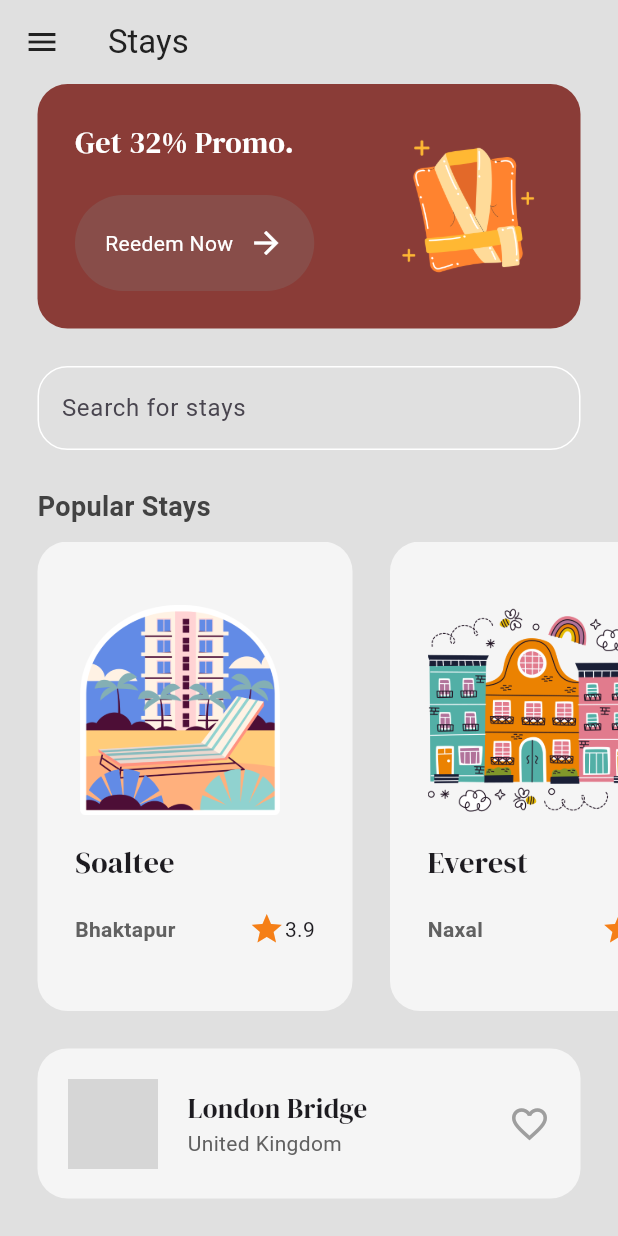
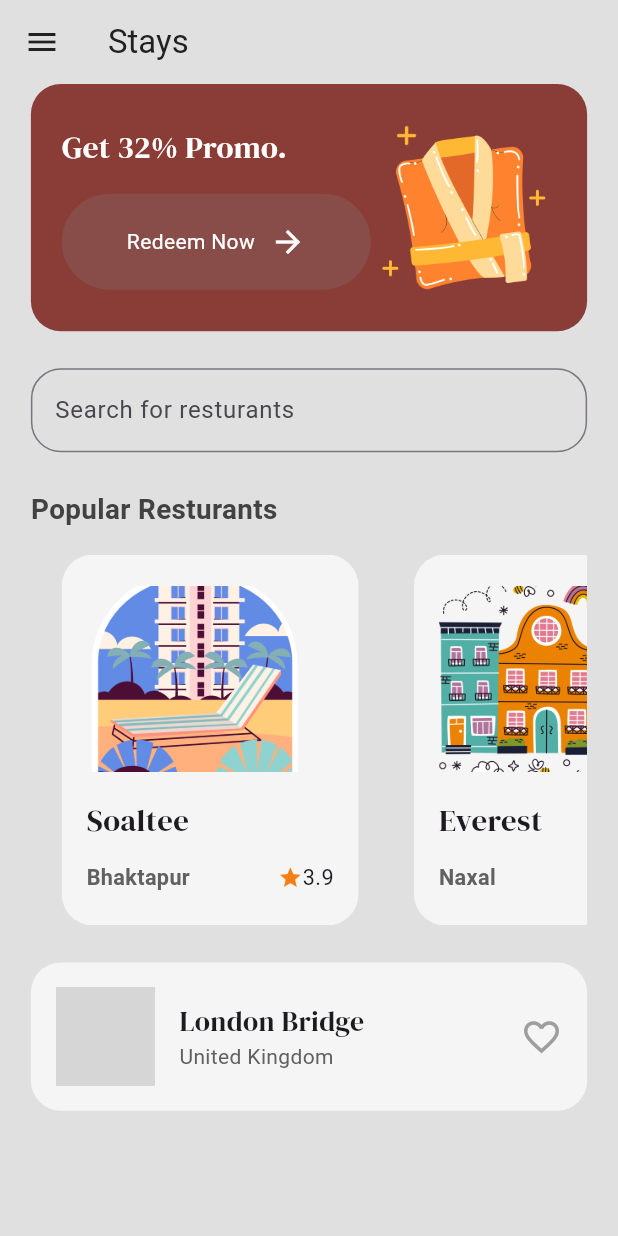
Before and after one commit to Mohit-Adhikari/Hotel-Management-, a Flutter app: the screen it shows after launch, after a tap on "Get Started", on a phone screen of 412 x 824 dp. Run offline on Flutter 3.47's test engine with Material 3 defaults, Android fonts, the phone set to English and light mode, and no system bars; our stand-ins replace google_fonts; grey boxes are pictures that could not be loaded.

Commit message:
made responsive

```diff
--- a/lib/components/hotel_tile.dart
+++ b/lib/components/hotel_tile.dart
@@ -5,52 +5,83 @@ import '../models/hotels.dart';
 class HotelTile extends StatelessWidget {
   final Hotels hotels;
   final void Function()? onTap;
-  const HotelTile({super.key,
-  required this.hotels,
-  required this.onTap
-  });
+
+  const HotelTile({super.key, required this.hotels, required this.onTap});
 
   @override
   Widget build(BuildContext context) {
+    final screenWidth = MediaQuery.of(context).size.width;
+    final screenHeight = MediaQuery.of(context).size.height;
+
     return GestureDetector(
       onTap: onTap,
       child: Container(
         decoration: BoxDecoration(
-              color: Colors.grey[100], borderRadius: BorderRadius.circular(20)),
-          margin: EdgeInsets.only(left: 25),
-          padding: const EdgeInsets.all(25),
+          color: Colors.grey[100],
+          borderRadius: BorderRadius.circular(screenWidth * 0.05),
+        ),
+        margin: EdgeInsets.only(left: screenWidth * 0.05),
+        padding: EdgeInsets.all(screenWidth * 0.04),
         child: Column(
           crossAxisAlignment: CrossAxisAlignment.start,
           mainAxisAlignment: MainAxisAlignment.spaceEvenly,
           children: [
+            // Hotel Image
             Image.asset(
               hotels.imagePath,
-                  height: 140,
+              height: screenHeight * 0.15, // Dynamically set height
+              width: screenWidth * 0.35,
+              fit: BoxFit.cover,
             ),
-                Text(hotels.name,
+            SizedBox(height: screenHeight * 0.01),
+            // Hotel Name
+            Text(
+              hotels.name,
               style: GoogleFonts.dmSerifDisplay(
-                      fontSize: 20,
-                    )),
+                fontSize: screenWidth * 0.05,
+              ),
+            ),
+            SizedBox(height: screenHeight * 0.005),
+            // Location and Rating
             SizedBox(
-                    width: 160,
+              width: screenWidth * 0.4,
               child: Row(
                 mainAxisAlignment: MainAxisAlignment.spaceBetween,
                 children: [
-                        Text(
-                          '' + hotels.location,
+                  // Location
+                  Flexible(
+                    child: Text(
+                      hotels.location,
                       style: TextStyle(
                         fontWeight: FontWeight.bold,
-                              color: Colors.grey[700]),
+                        color: Colors.grey[700],
+                        fontSize: screenWidth * 0.035,
                       ),
+                      overflow: TextOverflow.ellipsis,
+                    ),
+                  ),
+                  // Rating
                   Row(
                     children: [
-                            Icon(Icons.star, color: Colors.yellow[900]),
-                            Text(hotels.rating),
+                      Icon(
+                        Icons.star,
+                        color: Colors.yellow[900],
+                        size: screenWidth * 0.04,
+                      ),
+                      Text(
+                        hotels.rating,
+                        style: TextStyle(
+                          fontSize: screenWidth * 0.035,
+                        ),
+                      ),
                     ],
-                        )
+                  ),
                 ],
-                    ))
-              ])),
+              ),
+            ),
+          ],
+        ),
+      ),
     );
   }
 }
--- a/lib/pages/intro_pages.dart
+++ b/lib/pages/intro_pages.dart
@@ -7,48 +7,68 @@ class IntroPages extends StatelessWidget {
 
   @override
   Widget build(BuildContext context) {
+    // Fetch screen dimensions for responsive scaling
+    final screenWidth = MediaQuery.of(context).size.width;
+    final screenHeight = MediaQuery.of(context).size.height;
+
     return Scaffold(
-        backgroundColor: Color.fromARGB(255, 138, 60, 55),
+      backgroundColor: const Color.fromARGB(255, 138, 60, 55),
       body: SingleChildScrollView(
         child: Padding(
-            padding: const EdgeInsets.all(25.0),
+          padding: const EdgeInsets.symmetric(horizontal: 16.0, vertical: 24.0),
           child: Column(
             crossAxisAlignment: CrossAxisAlignment.start,
-                mainAxisAlignment: MainAxisAlignment.spaceEvenly,
             children: [
-                  const SizedBox(height: 25),
-                  Text("HOTEL MAN",
+              SizedBox(height: screenHeight * 0.03),
+              Text(
+                "Dine Now",
                 style: GoogleFonts.dmSerifDisplay(
-                        fontSize: 28,
+                  fontSize: screenWidth *
+                      0.08, // Adjust font size based on screen width
                   color: Colors.white,
-                      )),
-                  const SizedBox(height: 25),
-                  Padding(
-                    padding: const EdgeInsets.all(25.0),
-                    child: Image.asset('lib/images/resort.png'),
                 ),
-                  const SizedBox(height: 25),
-                  Text("THE BEST HOTEL EXPERIENCE",
+              ),
+              SizedBox(height: screenHeight * 0.03),
+              Center(
+                child: Padding(
+                  padding: const EdgeInsets.symmetric(vertical: 16.0),
+                  child: Image.asset(
+                    'lib/images/food.png',
+                    width: screenWidth * 0.7, // Adjust image width
+                    height: screenHeight * 0.3, // Adjust image height
+                  ),
+                ),
+              ),
+              SizedBox(height: screenHeight * 0.03),
+              Text(
+                "THE BEST DINNING EXPERIENCE",
                 style: GoogleFonts.dmSerifDisplay(
-                        fontSize: 44,
+                  fontSize: screenWidth * 0.1, // Adjust font size
                   color: Colors.white,
-                      )),
-                  const SizedBox(height: 25),
+                ),
+              ),
+              SizedBox(height: screenHeight * 0.02),
               Text(
-                      "Book your stay with us and experience the luxury, whether it's a business trip or a vacation, we have the best deals for you.",
+                "Reserve your table with us and indulge in a dining experience like no other. Whether it's a casual meal or a special occasion, we have the perfect setting and the best culinary delights waiting for you.",
                 style: TextStyle(
-                        height: 2,
+                  fontSize: screenWidth * 0.04, // Adjust font size
+                  height: 1.5,
                   color: Colors.grey[200],
-                      )),
-                  const SizedBox(height: 25),
-                  MyButton(
+                ),
+              ),
+              SizedBox(height: screenHeight * 0.04),
+              Center(
+                child: MyButton(
                   text: 'Get Started',
                   onTap: () {
                     Navigator.pushNamed(context, '/menupage');
                   },
                 ),
-                ]),
               ),
-        ));
+            ],
+          ),
+        ),
+      ),
+    );
   }
 }
--- a/lib/pages/menu_page.dart
+++ b/lib/pages/menu_page.dart
@@ -1,5 +1,4 @@
 import 'package:flutter/material.dart';
-import 'package:flutter/widgets.dart';
 import 'package:google_fonts/google_fonts.dart';
 import 'package:hotel_management/components/button.dart';
 import 'package:hotel_management/components/hotel_tile.dart';
@@ -19,7 +18,9 @@ class _MenuPageState extends State<MenuPage> {
     Navigator.push(
       context,
       MaterialPageRoute(
-            builder: (context) => HotelDetailsPage(hotel: stays[index])));
+        builder: (context) => HotelDetailsPage(hotel: stays[index]),
+      ),
+    );
   }
 
   List stays = [
@@ -27,20 +28,27 @@ class _MenuPageState extends State<MenuPage> {
       name: 'Soaltee',
       location: 'Bhaktapur',
       imagePath: 'lib/images/sunbed.png',
-        rating: '3.9'),
+      rating: '3.9',
+    ),
     Hotels(
       name: 'Everest',
       location: 'Naxal',
       imagePath: 'lib/images/home.png',
-        rating: '4.1'),
+      rating: '4.1',
+    ),
     Hotels(
       name: 'Mariot',
       location: 'Baneshwor',
       imagePath: 'lib/images/hotel.png',
-        rating: '3.9'),
+      rating: '3.9',
+    ),
   ];
+
   @override
   Widget build(BuildContext context) {
+    final screenWidth = MediaQuery.of(context).size.width;
+    final screenHeight = MediaQuery.of(context).size.height;
+
     return Scaffold(
       backgroundColor: Colors.grey[300],
       appBar: AppBar(
@@ -49,119 +57,115 @@ class _MenuPageState extends State<MenuPage> {
         leading: Icon(Icons.menu, color: Colors.grey[900]),
         title: Text('Stays', style: TextStyle(color: Colors.grey[900])),
       ),
-      body: Column(
+      body: SingleChildScrollView(
+        child: Padding(
+          padding: EdgeInsets.symmetric(horizontal: screenWidth * 0.05),
+          child: Column(
             crossAxisAlignment: CrossAxisAlignment.start,
             children: [
+              // Promo Section
               Container(
                 decoration: BoxDecoration(
-                color: primaryColor, borderRadius: BorderRadius.circular(20)),
-            padding: const EdgeInsets.all(25),
-            margin: EdgeInsets.symmetric(
-              horizontal: 25,
+                  color: primaryColor,
+                  borderRadius: BorderRadius.circular(20),
                 ),
+                padding: EdgeInsets.all(screenWidth * 0.05),
                 child: Row(
-              mainAxisAlignment: MainAxisAlignment.spaceBetween,
                   children: [
-                Column(
+                    Expanded(
+                      child: Column(
                         crossAxisAlignment: CrossAxisAlignment.start,
                         children: [
-                    Text('Get 32% Promo.',
+                          Text(
+                            'Get 32% Promo.',
                             style: GoogleFonts.dmSerifDisplay(
-                            fontSize: 20, color: Colors.white)),
-                    const SizedBox(height: 20),
-                    MyButton(text: 'Reedem Now', onTap: () {}),
+                              fontSize: screenWidth * 0.05,
+                              color: Colors.white,
+                            ),
+                          ),
+                          SizedBox(height: screenHeight * 0.02),
+                          MyButton(text: 'Redeem Now', onTap: () {}),
                         ],
+                      ),
                     ),
                     Image.asset(
                       'lib/images/bathrobe.png',
-                  height: 100,
-                )
+                      height: screenHeight * 0.15,
+                    ),
                   ],
                 ),
               ),
-          const SizedBox(height: 25),
-          //search bar
-
-          Padding(
-            padding: const EdgeInsets.symmetric(horizontal: 25),
-            child: TextField(
+              SizedBox(height: screenHeight * 0.03),
+              // Search Bar
+              TextField(
                 decoration: InputDecoration(
                   border: OutlineInputBorder(
-                    borderSide: BorderSide(color: Colors.white),
-                    borderRadius: BorderRadius.circular(20)),
-                focusedBorder: OutlineInputBorder(
-                    borderSide: BorderSide(color: Colors.white),
-                    borderRadius: BorderRadius.circular(20)),
-                enabledBorder: OutlineInputBorder(
-                    borderSide: BorderSide(color: Colors.white),
-                    borderRadius: BorderRadius.circular(20)),
-                hintText: 'Search for stays',
+                    borderRadius: BorderRadius.circular(20),
+                  ),
+                  hintText: 'Search for resturants',
+                ),
+              ),
+              SizedBox(height: screenHeight * 0.03),
+              // Popular Stays Section
+              Text(
+                'Popular Resturants',
+                style: TextStyle(
+                  fontWeight: FontWeight.bold,
+                  color: Colors.grey[800],
+                  fontSize: screenWidth * 0.045,
+                ),
+              ),
+              SizedBox(height: screenHeight * 0.02),
+              SizedBox(
+                height: screenHeight * 0.3,
+                child: ListView.builder(
+                  scrollDirection: Axis.horizontal,
+                  itemCount: stays.length,
+                  itemBuilder: (context, index) => Padding(
+                    padding: EdgeInsets.only(right: screenWidth * 0.04),
+                    child: HotelTile(
+                      onTap: () => navigateToHotelDetails(index),
+                      hotels: stays[index],
                     ),
                   ),
                 ),
-          const SizedBox(height: 25),
-          //list of stays
-          Padding(
-            padding: const EdgeInsets.symmetric(horizontal: 25.0),
-            child: Text(
-              'Popular Stays',
-              style: TextStyle(
-                  fontWeight: FontWeight.bold,
-                  color: Colors.grey[800],
-                  fontSize: 18),
               ),
-          ),
-          const SizedBox(
-            height: 10,
-          ),
-          Expanded(
-              child: ListView.builder(
-            scrollDirection: Axis.horizontal,
-            itemCount: stays.length,
-            itemBuilder: (context, index) => HotelTile(
-              onTap: () => navigateToHotelDetails(index),
-              hotels: stays[index],
-            ),
-          )),
-          const SizedBox(height: 25),
+              SizedBox(height: screenHeight * 0.03),
+              // Footer Card
               Container(
                 decoration: BoxDecoration(
                   color: Colors.grey[100],
                   borderRadius: BorderRadius.circular(20),
                 ),
-            margin: EdgeInsets.only(left: 25, right: 25, bottom: 25),
-            padding: EdgeInsets.all(20),
+                padding: EdgeInsets.all(screenWidth * 0.04),
                 child: Row(
-              mainAxisAlignment: MainAxisAlignment.spaceBetween,
                   children: [
-                Row(
-                  children: [
-                    Image.asset('lib/images/london-bridge.png', height: 60),
-                    const SizedBox(width: 20),
+                    Image.asset('lib/images/london-bridge.png',
+                        height: screenHeight * 0.08),
+                    SizedBox(width: screenWidth * 0.04),
                     Column(
                       crossAxisAlignment: CrossAxisAlignment.start,
                       children: [
                         Text(
                           'London Bridge',
-                          style: GoogleFonts.dmSerifDisplay(fontSize: 18),
+                          style: GoogleFonts.dmSerifDisplay(
+                            fontSize: screenWidth * 0.045,
+                          ),
                         ),
                         Text(
                           'United Kingdom',
                           style: TextStyle(color: Colors.grey[700]),
-                        )
-                      ],
                         ),
                       ],
                     ),
-                const Icon(
-                  Icons.favorite_outline,
-                  color: Colors.grey,
-                  size: 28,
+                    Spacer(),
+                    Icon(Icons.favorite_outline, color: Colors.grey, size: 28),
+                  ],
+                ),
               ),
             ],
           ),
-          )
-        ],
+        ),
       ),
     );
   }
```
Also changed, not shown: lib/pages/hotel_details_page.dart (+75 -54 lines), lib/images/food.png (added). Lines whose indentation alone changed are shown as unchanged.
